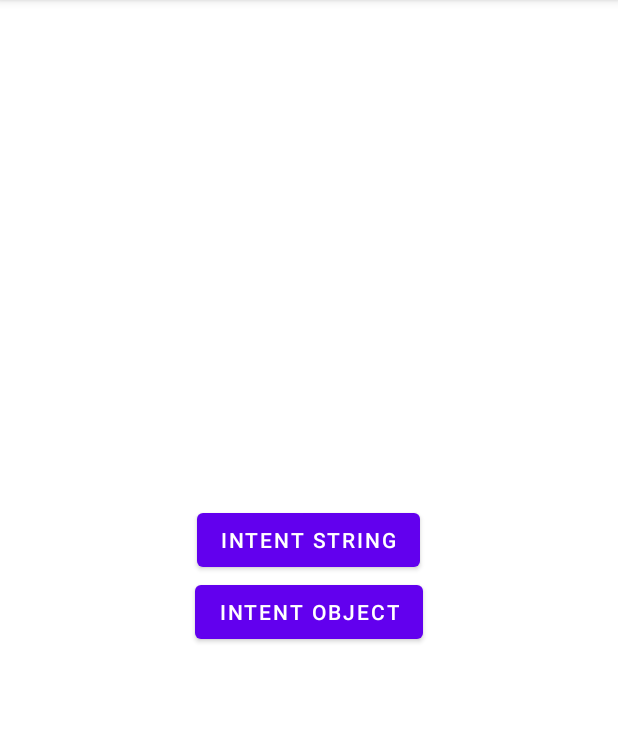
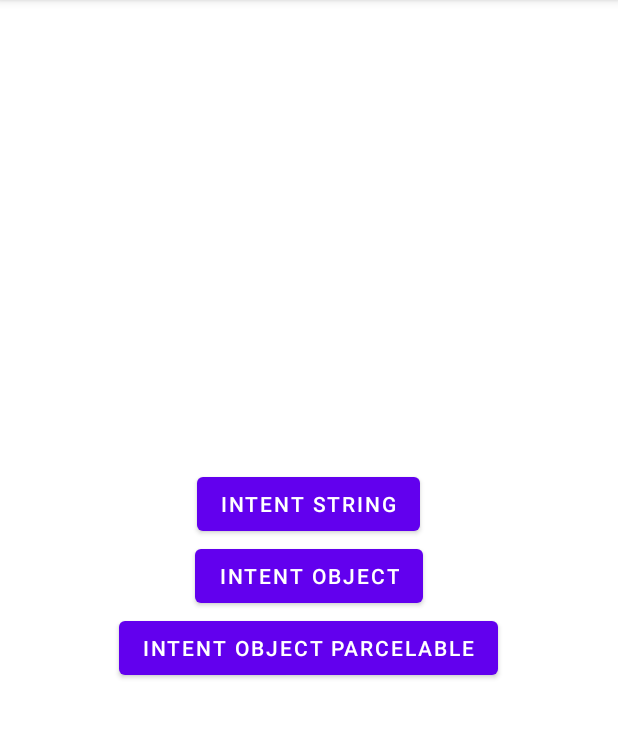
Before and after one commit to phamtanphat/IntentExplicit20072021, an Android app: the screen it shows after launch (MainActivity), on a phone screen of 412 x 824 dp, the part 84-822 px from its top. Run offline under Robolectric (Android 15) with nearby library versions, the phone set to English and light mode, and no system bars.

Commit message:
implementation parcelable

```diff
--- a/app/src/main/java/com/example/intentexplicit20072021/MainActivity.java
+++ b/app/src/main/java/com/example/intentexplicit20072021/MainActivity.java
@@ -44,5 +44,12 @@ public class MainActivity extends AppCompatActivity {
             }
         });
 
+        mBinding.buttonIntentParcelable.setOnClickListener(new View.OnClickListener() {
+            @Override
+            public void onClick(View view) {
+
+            }
+        });
+
     }
 }
--- a/app/src/main/res/layout/activity_main.xml
+++ b/app/src/main/res/layout/activity_main.xml
@@ -19,5 +19,10 @@
         android:text="Intent Object"
         android:layout_width="wrap_content"
         android:layout_height="wrap_content"/>
+    <Button
+        android:id="@+id/buttonIntentParcelable"
+        android:text="Intent Object Parcelable"
+        android:layout_width="wrap_content"
+        android:layout_height="wrap_content"/>
 
 </LinearLayout>
```
Also changed, not shown: app/src/main/java/com/example/intentexplicit20072021/Client.java (added, +42 -0 lines).
